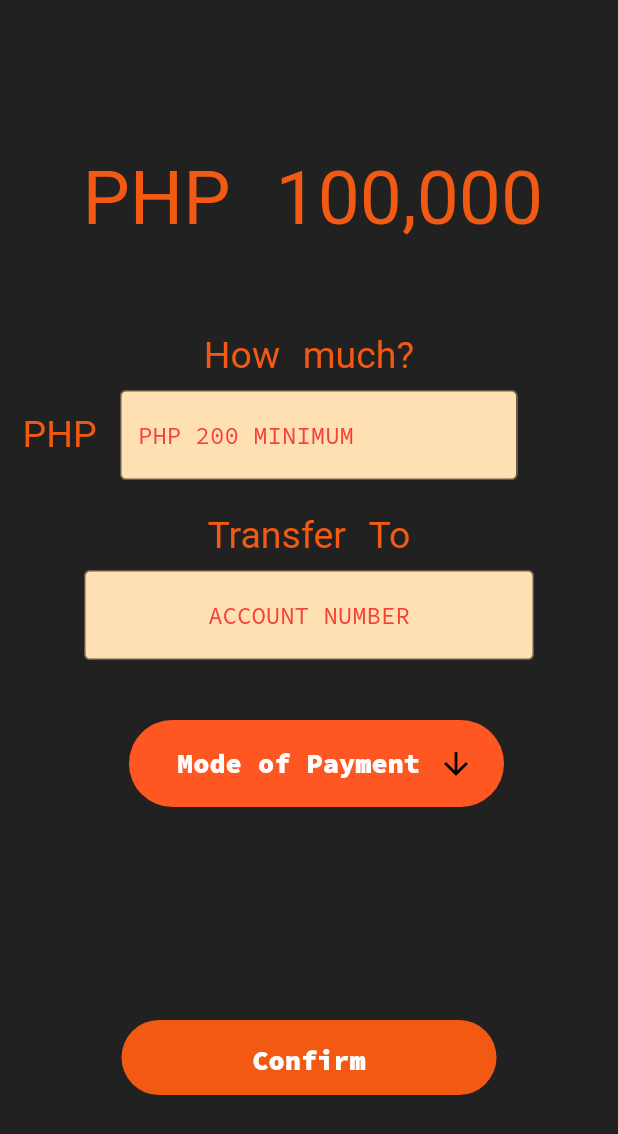
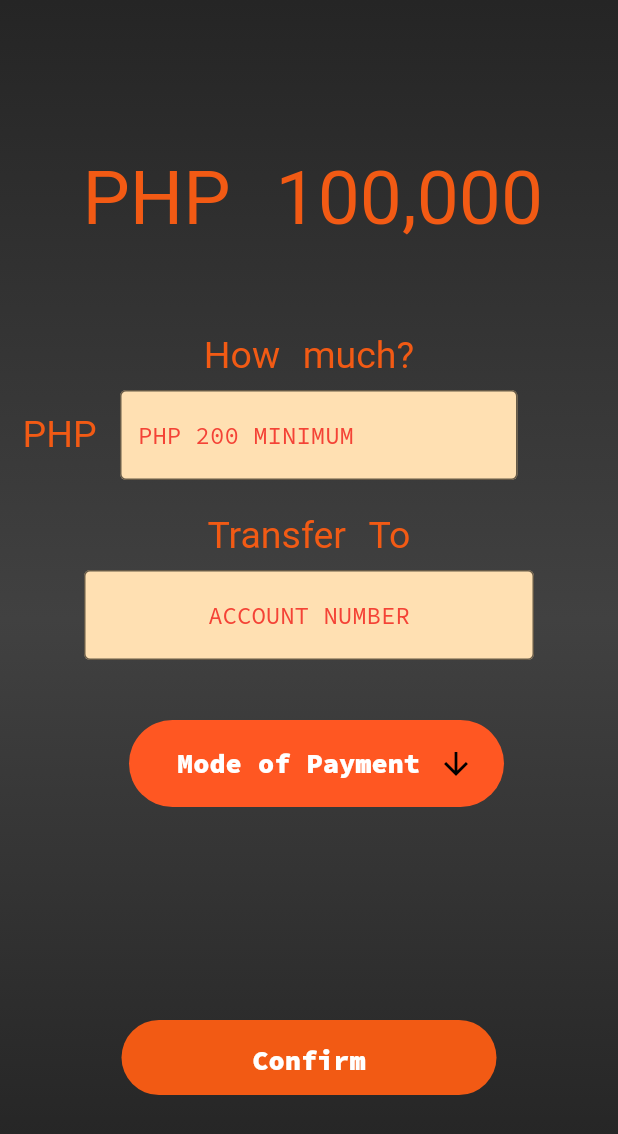
Before and after one commit to MicoT/OOP-MODULE2-EXAM, a Flutter app: the TransferMoneyScreen screen opened directly, on a phone screen of 412 x 824 dp. Shown: the top 1134 px of the screen. Run offline on Flutter 3.47's test engine with Material 2 defaults, Android fonts, the light colour scheme and no system bars; our stand-ins replace flutter_svg, google_fonts; Roboto replaces fonts that are missing (Glacial, Glacial Bold).

Commit message:
minor color

```diff
--- a/lib/transfer.dart
+++ b/lib/transfer.dart
@@ -76,7 +76,15 @@ class TransferMoney extends State<TransferMoneyScreen> {
                     Container(
                       height: MediaQuery.of(context).size.height,
                       width: MediaQuery.of(context).size.width,
-                      color: const Color(0xFF212121),
+                      decoration: BoxDecoration(
+                          gradient: LinearGradient(
+                              begin: Alignment.topCenter,
+                              end: Alignment.bottomCenter,
+                              colors: [
+                            Color(0xFF252525),
+                            Color(0xFF414141),
+                            Color(0xFF212121)
+                          ])),
                     ),
                     Positioned(
                         top: 100,
```
Also changed, not shown: lib/confirmation_screen.dart (+8 -2 lines).
